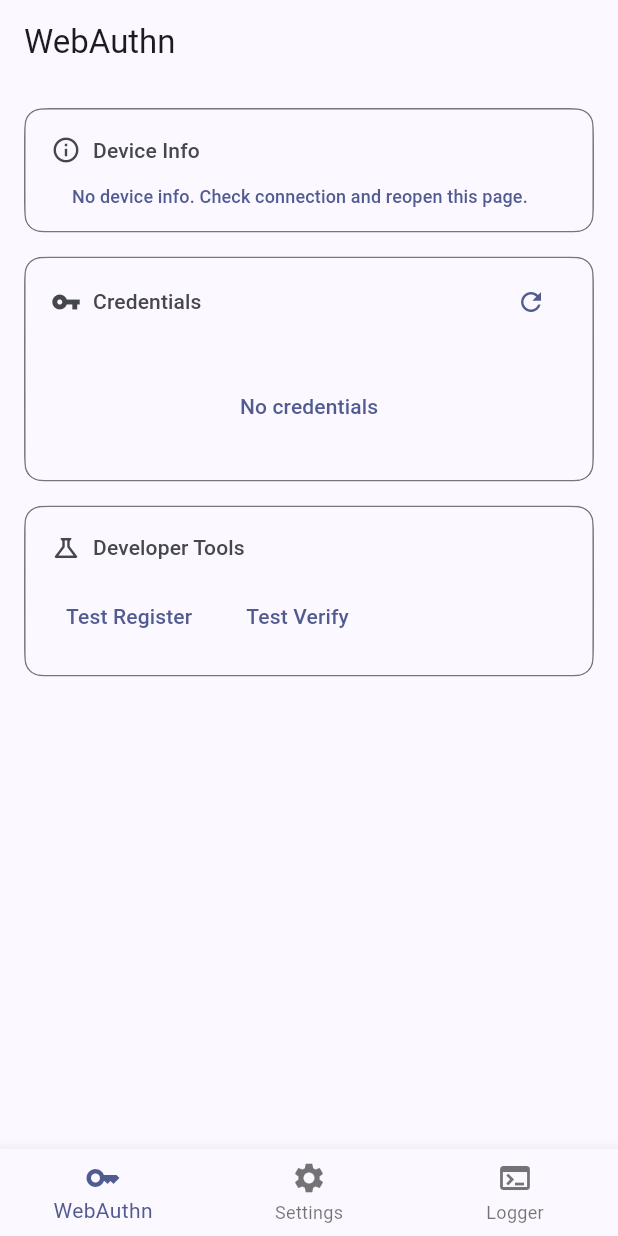
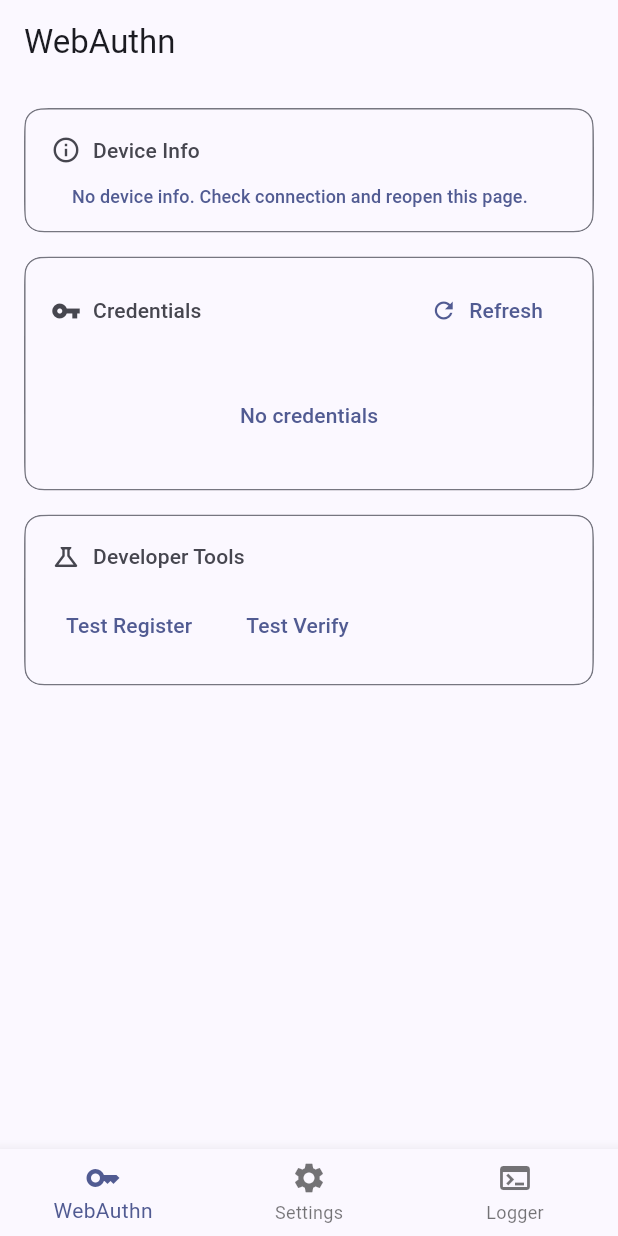
Before and after one commit to nfcim/twokey, a Flutter app: the screen it shows after launch, on a phone screen of 412 x 824 dp. Run offline on Flutter 3.47's test engine with Material 3 defaults, Android fonts, the phone set to English and light mode, and no system bars; our stand-ins replace convert, logger; missing offline and left inert: cbor, ccid, fido2, window_manager.

Commit message:
style: adjust padding in CredentialsSection and replace IconButton with TextButton

```diff
--- a/lib/views/keys/widgets/credentials_section.dart
+++ b/lib/views/keys/widgets/credentials_section.dart
@@ -17,7 +17,7 @@ class CredentialsSection extends StatelessWidget {
         crossAxisAlignment: CrossAxisAlignment.start,
         children: [
           Padding(
-            padding: const EdgeInsets.fromLTRB(18, 6, 18, 0),
+            padding: const EdgeInsets.fromLTRB(18, 12, 18, 0),
             child: Row(
               children: [
                 Icon(
@@ -36,14 +36,14 @@ class CredentialsSection extends StatelessWidget {
                     ),
                   ),
                 ),
-                IconButton(
-                  padding: EdgeInsets.zero,
+                TextButton.icon(
                   onPressed: vm.isLoading
                       ? null
                       : () async {
                           await vm.fetchCredentials();
                         },
                   icon: const Icon(Icons.refresh),
+                  label: Text("Refresh"),
                 ),
               ],
             ),
```
